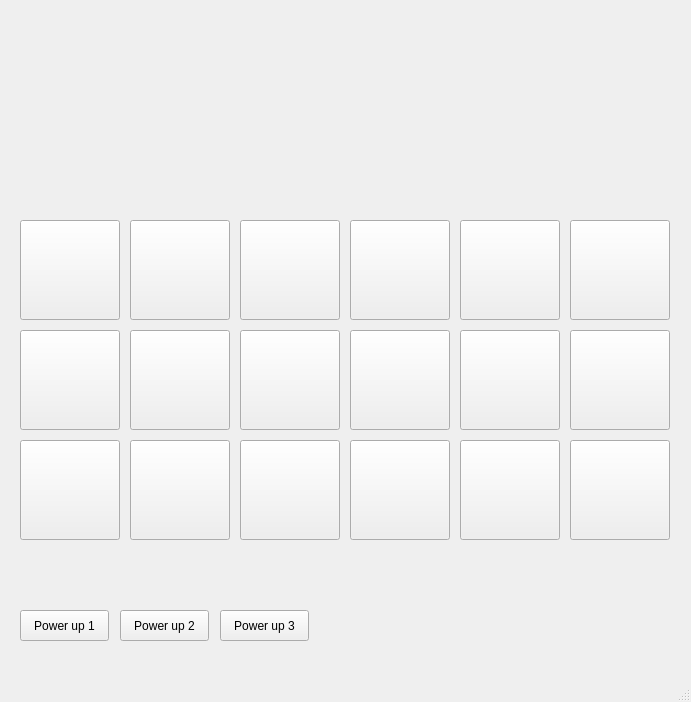
Above: Client (game)/Game/game_window.ui from Dcastroe10/Proyecto-1-Datos-II before the change. Below: the same form after it.
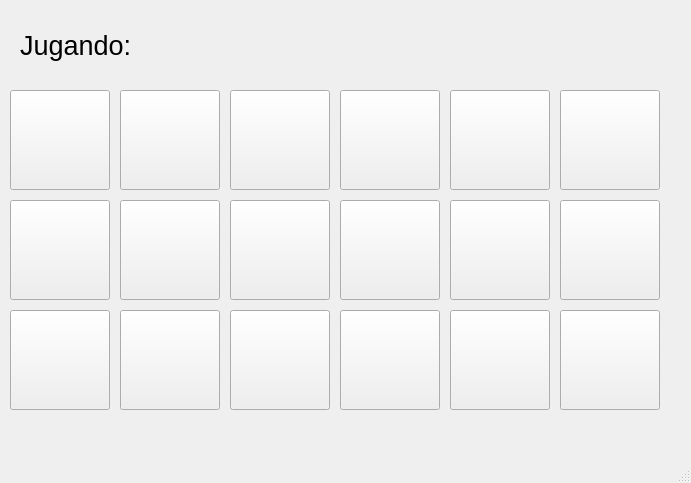
That is the form after the change.

```diff
--- a/Client (game)/Game/game_window.ui
+++ b/Client (game)/Game/game_window.ui
@@ -7,7 +7,7 @@
     <x>0</x>
     <y>0</y>
     <width>691</width>
-    <height>702</height>
+    <height>483</height>
    </rect>
   </property>
   <property name="windowTitle">
@@ -17,8 +17,8 @@
    <widget class="QPushButton" name="pushButton_1">
     <property name="geometry">
      <rect>
-      <x>20</x>
-      <y>220</y>
+      <x>10</x>
+      <y>90</y>
       <width>100</width>
       <height>100</height>
      </rect>
@@ -30,8 +30,8 @@
    <widget class="QPushButton" name="pushButton_2">
     <property name="geometry">
      <rect>
-      <x>130</x>
-      <y>220</y>
+      <x>120</x>
+      <y>90</y>
       <width>100</width>
       <height>100</height>
      </rect>
@@ -43,8 +43,8 @@
    <widget class="QPushButton" name="pushButton_3">
     <property name="geometry">
      <rect>
-      <x>240</x>
-      <y>220</y>
+      <x>230</x>
+      <y>90</y>
       <width>100</width>
       <height>100</height>
      </rect>
@@ -56,8 +56,8 @@
    <widget class="QPushButton" name="pushButton_4">
     <property name="geometry">
      <rect>
-      <x>350</x>
-      <y>220</y>
+      <x>340</x>
+      <y>90</y>
       <width>100</width>
       <height>100</height>
      </rect>
@@ -69,8 +69,8 @@
    <widget class="QPushButton" name="pushButton_5">
     <property name="geometry">
      <rect>
-      <x>460</x>
-      <y>220</y>
+      <x>450</x>
+      <y>90</y>
       <width>100</width>
       <height>100</height>
      </rect>
@@ -82,8 +82,8 @@
    <widget class="QPushButton" name="pushButton_6">
     <property name="geometry">
      <rect>
-      <x>570</x>
-      <y>220</y>
+      <x>560</x>
+      <y>90</y>
       <width>100</width>
       <height>100</height>
      </rect>
@@ -95,8 +95,8 @@
    <widget class="QPushButton" name="pushButton_7">
     <property name="geometry">
      <rect>
-      <x>20</x>
-      <y>330</y>
+      <x>10</x>
+      <y>200</y>
       <width>100</width>
       <height>100</height>
      </rect>
@@ -108,8 +108,8 @@
    <widget class="QPushButton" name="pushButton_8">
     <property name="geometry">
      <rect>
-      <x>130</x>
-      <y>330</y>
+      <x>120</x>
+      <y>200</y>
       <width>100</width>
       <height>100</height>
      </rect>
@@ -121,8 +121,8 @@
    <widget class="QPushButton" name="pushButton_9">
     <property name="geometry">
      <rect>
-      <x>240</x>
-      <y>330</y>
+      <x>230</x>
+      <y>200</y>
       <width>100</width>
       <height>100</height>
      </rect>
@@ -134,8 +134,8 @@
    <widget class="QPushButton" name="pushButton_10">
     <property name="geometry">
      <rect>
-      <x>350</x>
-      <y>330</y>
+      <x>340</x>
+      <y>200</y>
       <width>100</width>
       <height>100</height>
      </rect>
@@ -147,8 +147,8 @@
    <widget class="QPushButton" name="pushButton_11">
     <property name="geometry">
      <rect>
-      <x>460</x>
-      <y>330</y>
+      <x>450</x>
+      <y>200</y>
       <width>100</width>
       <height>100</height>
      </rect>
@@ -160,8 +160,8 @@
    <widget class="QPushButton" name="pushButton_12">
     <property name="geometry">
      <rect>
-      <x>570</x>
-      <y>330</y>
+      <x>560</x>
+      <y>200</y>
       <width>100</width>
       <height>100</height>
      </rect>
@@ -173,8 +173,8 @@
    <widget class="QPushButton" name="pushButton_13">
     <property name="geometry">
      <rect>
-      <x>20</x>
-      <y>440</y>
+      <x>10</x>
+      <y>310</y>
       <width>100</width>
       <height>100</height>
      </rect>
@@ -186,8 +186,8 @@
    <widget class="QPushButton" name="pushButton_14">
     <property name="geometry">
      <rect>
-      <x>130</x>
-      <y>440</y>
+      <x>120</x>
+      <y>310</y>
       <width>100</width>
       <height>100</height>
      </rect>
@@ -199,8 +199,8 @@
    <widget class="QPushButton" name="pushButton_15">
     <property name="geometry">
      <rect>
-      <x>240</x>
-      <y>440</y>
+      <x>230</x>
+      <y>310</y>
       <width>100</width>
       <height>100</height>
      </rect>
@@ -212,8 +212,8 @@
    <widget class="QPushButton" name="pushButton_16">
     <property name="geometry">
      <rect>
-      <x>350</x>
-      <y>440</y>
+      <x>340</x>
+      <y>310</y>
       <width>100</width>
       <height>100</height>
      </rect>
@@ -225,8 +225,8 @@
    <widget class="QPushButton" name="pushButton_17">
     <property name="geometry">
      <rect>
-      <x>460</x>
-      <y>440</y>
+      <x>450</x>
+      <y>310</y>
       <width>100</width>
       <height>100</height>
      </rect>
@@ -238,8 +238,8 @@
    <widget class="QPushButton" name="pushButton_18">
     <property name="geometry">
      <rect>
-      <x>570</x>
-      <y>440</y>
+      <x>560</x>
+      <y>310</y>
       <width>100</width>
       <height>100</height>
      </rect>
@@ -248,43 +248,35 @@
      <string/>
     </property>
    </widget>
-   <widget class="QPushButton" name="power_up1">
+   <widget class="QLabel" name="label">
     <property name="geometry">
      <rect>
       <x>20</x>
-      <y>610</y>
-      <width>89</width>
-      <height>31</height>
+      <y>20</y>
+      <width>141</width>
+      <height>51</height>
      </rect>
     </property>
-    <property name="text">
-     <string>Power up 1</string>
+    <property name="font">
+     <font>
+      <pointsize>20</pointsize>
+     </font>
     </property>
-   </widget>
-   <widget class="QPushButton" name="power_up2">
-    <property name="geometry">
-     <rect>
-      <x>120</x>
-      <y>610</y>
-      <width>89</width>
-      <height>31</height>
-     </rect>
-    </property>
     <property name="text">
-     <string>Power up 2</string>
+     <string>Jugando:</string>
     </property>
    </widget>
-   <widget class="QPushButton" name="power_up3">
+   <widget class="QLabel" name="turno">
     <property name="geometry">
      <rect>
-      <x>220</x>
-      <y>610</y>
-      <width>89</width>
-      <height>31</height>
+      <x>160</x>
+      <y>30</y>
+      <width>231</width>
+      <height>41</height>
      </rect>
     </property>
     <property name="text">
-     <string>Power up 3</string>
+     <string/>
     </property>
    </widget>
   </widget>
```
Left out of the diff: 5 changed lines with no effect on the pictures.
